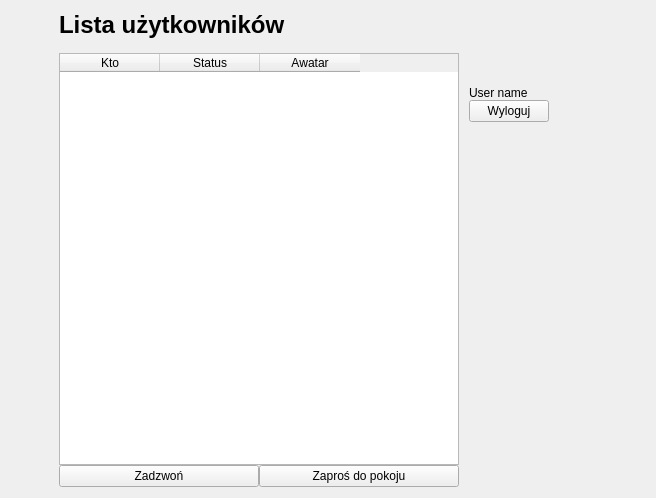
Old version of the form JaroEliCall/gui/ui/main.ui in the repository jaroslaw-wieczorek/Project_IP_Telephony_Python_Voip.
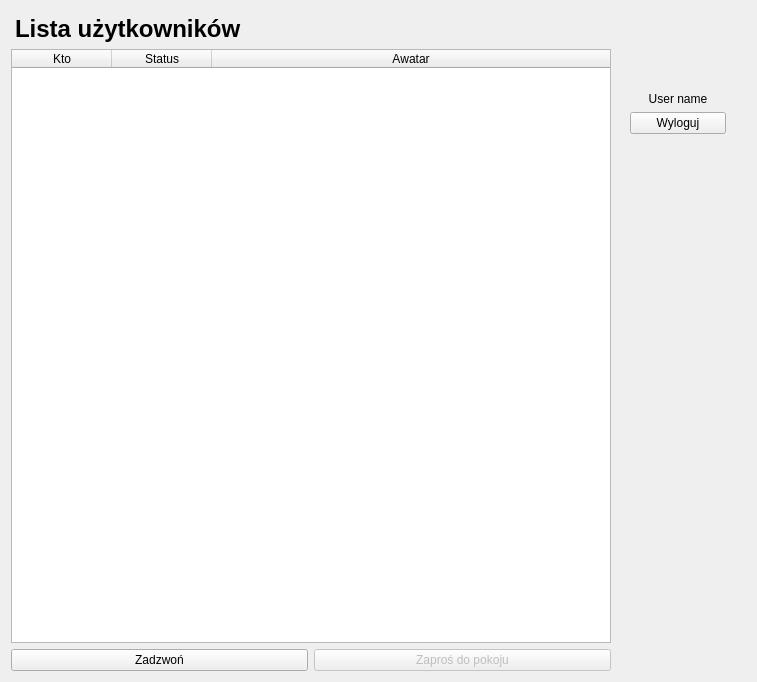
New version of the form. Icons and pictures are not drawn.

Commit message: Rebuild interfaces. Fix selecting user to call. AddMenubar to main interface.

What changed in the file:
```diff
--- a/JaroEliCall/gui/ui/main.ui
+++ b/JaroEliCall/gui/ui/main.ui
@@ -2,45 +2,30 @@
 <ui version="4.0">
  <class>MainInterfaceDialog</class>
  <widget class="QWidget" name="MainInterfaceDialog">
+  <property name="windowModality">
+   <enum>Qt::NonModal</enum>
+  </property>
   <property name="geometry">
    <rect>
     <x>0</x>
     <y>0</y>
-    <width>656</width>
-    <height>498</height>
+    <width>757</width>
+    <height>682</height>
    </rect>
   </property>
   <property name="minimumSize">
    <size>
-    <width>530</width>
-    <height>498</height>
+    <width>0</width>
+    <height>0</height>
    </size>
   </property>
   <property name="windowTitle">
    <string>JaroEliCall</string>
   </property>
-  <layout class="QHBoxLayout" name="horizontalLayout">
-   <item>
-    <layout class="QHBoxLayout" name="horizontal_layout_main">
-     <property name="spacing">
-      <number>0</number>
-     </property>
-     <item>
-      <spacer name="horizontal_spacer_left_1">
-       <property name="orientation">
-        <enum>Qt::Horizontal</enum>
-       </property>
-       <property name="sizeHint" stdset="0">
-        <size>
-         <width>20</width>
-         <height>20</height>
-        </size>
-       </property>
-      </spacer>
-     </item>
-     <item>
-      <layout class="QVBoxLayout" name="vertical_layout_left">
-       <item>
+  <layout class="QGridLayout" name="gridLayout_2">
+   <item row="0" column="0">
+    <layout class="QGridLayout" name="grid_layout">
+     <item row="1" column="0" colspan="2">
         <widget class="QLabel" name="label_list_users">
          <property name="text">
           <string>&lt;html&gt;&lt;head/&gt;&lt;body&gt;&lt;p&gt;&lt;span style=&quot; font-size:18pt; font-weight:600;&quot;&gt;Lista użytkowników&lt;/span&gt;&lt;/p&gt;&lt;/body&gt;&lt;/html&gt;</string>
@@ -49,38 +34,31 @@
           <set>Qt::AlignLeading|Qt::AlignLeft|Qt::AlignTop</set>
          </property>
          <property name="margin">
-          <number>2</number>
-         </property>
-        </widget>
-       </item>
-       <item>
-        <widget class="QLabel" name="label_info">
-         <property name="text">
-          <string/>
-         </property>
-         <property name="margin">
-          <number>6</number>
-         </property>
-        </widget>
-       </item>
-       <item>
+        <number>4</number>
+       </property>
+       <property name="indent">
+        <number>4</number>
+       </property>
+      </widget>
+     </item>
+     <item row="2" column="0" colspan="2">
         <widget class="QTableWidget" name="table_widget_list_of_users">
          <property name="minimumSize">
           <size>
-           <width>400</width>
+         <width>600</width>
            <height>100</height>
           </size>
          </property>
          <property name="maximumSize">
           <size>
-           <width>500</width>
+         <width>16777215</width>
            <height>16777215</height>
           </size>
          </property>
          <property name="baseSize">
           <size>
-           <width>300</width>
-           <height>100</height>
+         <width>100</width>
+         <height>20</height>
           </size>
          </property>
          <property name="autoFillBackground">
@@ -92,12 +70,21 @@
          <property name="midLineWidth">
           <number>1</number>
          </property>
+       <property name="sizeAdjustPolicy">
+        <enum>QAbstractScrollArea::AdjustIgnored</enum>
+       </property>
          <property name="autoScroll">
           <bool>false</bool>
          </property>
          <property name="editTriggers">
           <set>QAbstractItemView::NoEditTriggers</set>
          </property>
+       <property name="dragDropOverwriteMode">
+        <bool>false</bool>
+       </property>
+       <property name="alternatingRowColors">
+        <bool>false</bool>
+       </property>
          <property name="selectionMode">
           <enum>QAbstractItemView::SingleSelection</enum>
          </property>
@@ -113,6 +100,9 @@
          <property name="textElideMode">
           <enum>Qt::ElideMiddle</enum>
          </property>
+       <property name="showGrid">
+        <bool>true</bool>
+       </property>
          <property name="sortingEnabled">
           <bool>true</bool>
          </property>
@@ -122,6 +112,12 @@
          <attribute name="horizontalHeaderDefaultSectionSize">
           <number>100</number>
          </attribute>
+       <attribute name="horizontalHeaderMinimumSectionSize">
+        <number>100</number>
+       </attribute>
+       <attribute name="horizontalHeaderStretchLastSection">
+        <bool>true</bool>
+       </attribute>
          <attribute name="verticalHeaderMinimumSectionSize">
           <number>100</number>
          </attribute>
@@ -129,11 +125,17 @@
           <property name="text">
            <string>Kto</string>
           </property>
+        <property name="textAlignment">
+         <set>AlignCenter</set>
+        </property>
          </column>
          <column>
           <property name="text">
            <string>Status</string>
           </property>
+        <property name="textAlignment">
+         <set>AlignCenter</set>
+        </property>
          </column>
          <column>
           <property name="text">
@@ -151,6 +153,9 @@
             <kerning>false</kerning>
            </font>
           </property>
+        <property name="textAlignment">
+         <set>AlignCenter</set>
+        </property>
           <property name="foreground">
            <brush brushstyle="SolidPattern">
             <color alpha="255">
@@ -163,43 +168,36 @@
          </column>
         </widget>
        </item>
-       <item>
-        <layout class="QHBoxLayout" name="horizontalLayout_5">
-         <item>
+     <item row="3" column="0">
           <widget class="QPushButton" name="push_button_call">
            <property name="text">
             <string>Zadzwoń</string>
            </property>
           </widget>
          </item>
-         <item>
+     <item row="3" column="1">
           <widget class="QPushButton" name="push_button_invite">
+       <property name="enabled">
+        <bool>false</bool>
+       </property>
+       <property name="toolTip">
+        <string>Funkcja aktualnie niedostępna</string>
+       </property>
+       <property name="toolTipDuration">
+        <number>3</number>
+       </property>
+       <property name="statusTip">
+        <string/>
+       </property>
            <property name="text">
             <string>Zaproś do pokoju</string>
            </property>
           </widget>
          </item>
-        </layout>
-       </item>
-      </layout>
-     </item>
-     <item>
-      <spacer name="horizontal_spacer_right_1">
-       <property name="orientation">
-        <enum>Qt::Horizontal</enum>
-       </property>
-       <property name="sizeType">
-        <enum>QSizePolicy::Minimum</enum>
-       </property>
-       <property name="sizeHint" stdset="0">
-        <size>
-         <width>10</width>
-         <height>20</height>
-        </size>
-       </property>
-      </spacer>
-     </item>
-     <item>
+     <item row="0" column="0" colspan="2">
+      <layout class="QVBoxLayout" name="vertical_layout_top"/>
+     </item>
+     <item row="1" column="3" rowspan="3">
       <layout class="QVBoxLayout" name="vertical_layout_right">
        <item>
         <widget class="QLabel" name="label_avatar">
@@ -237,6 +235,9 @@
          <property name="text">
           <string>User name</string>
          </property>
+         <property name="alignment">
+          <set>Qt::AlignCenter</set>
+         </property>
         </widget>
        </item>
        <item>
@@ -261,24 +262,30 @@
        </item>
       </layout>
      </item>
-     <item>
-      <spacer name="horizontal_spacer_right_3">
+     <item row="1" column="2" rowspan="3">
+      <spacer name="horizontal_spacer_right_1">
        <property name="orientation">
         <enum>Qt::Horizontal</enum>
        </property>
+       <property name="sizeType">
+        <enum>QSizePolicy::Minimum</enum>
+       </property>
        <property name="sizeHint" stdset="0">
         <size>
-         <width>20</width>
+         <width>13</width>
          <height>20</height>
         </size>
        </property>
       </spacer>
      </item>
-     <item>
+     <item row="1" column="4" rowspan="3">
       <spacer name="horizontal_spacer_right_2">
        <property name="orientation">
         <enum>Qt::Horizontal</enum>
        </property>
+       <property name="sizeType">
+        <enum>QSizePolicy::Minimum</enum>
+       </property>
        <property name="sizeHint" stdset="0">
         <size>
          <width>20</width>
@@ -287,6 +294,9 @@
        </property>
       </spacer>
      </item>
+     <item row="4" column="0" colspan="2">
+      <layout class="QVBoxLayout" name="vertical_layout_left"/>
+     </item>
     </layout>
    </item>
   </layout>
```
Lines whose indentation alone changed are shown as unchanged. The commit also changes 20 other files.
